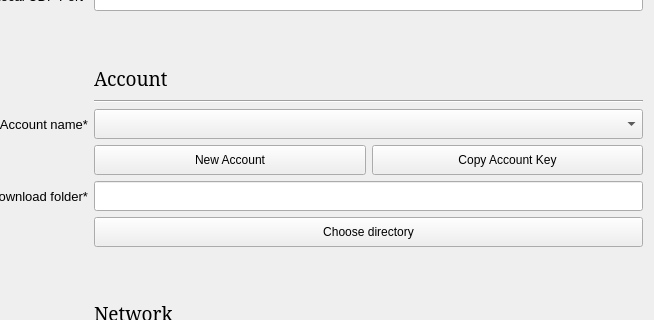
Qt form UserApp/SettingsDialog.ui (proximax-storage/cpp-xpx-storage-user-app) before a commit; both pictures show x 103 to 757 and y 148 to 468 of the 757 by 686 pixel window.
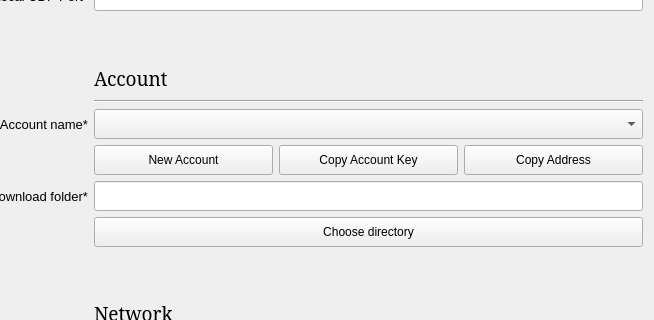
The same form after that commit.

Commit message: Added button co copy address. Fix bug with zero balance

```diff
--- a/UserApp/SettingsDialog.ui
+++ b/UserApp/SettingsDialog.ui
@@ -287,6 +287,25 @@
          </property>
         </widget>
        </item>
+       <item>
+        <widget class="QPushButton" name="m_copyAddress">
+         <property name="minimumSize">
+          <size>
+           <width>0</width>
+           <height>30</height>
+          </size>
+         </property>
+         <property name="maximumSize">
+          <size>
+           <width>16777215</width>
+           <height>30</height>
+          </size>
+         </property>
+         <property name="text">
+          <string>Copy Address</string>
+         </property>
+        </widget>
+       </item>
       </layout>
      </item>
      <item row="1" column="1">
```
The commit also changes 7 other files.
